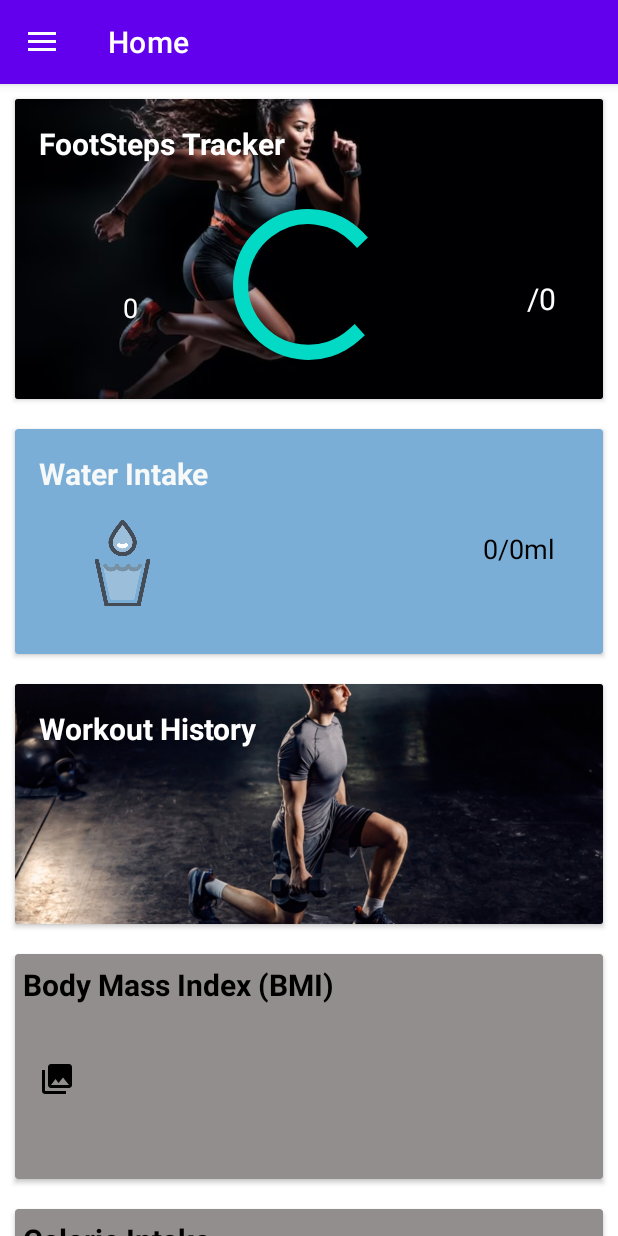
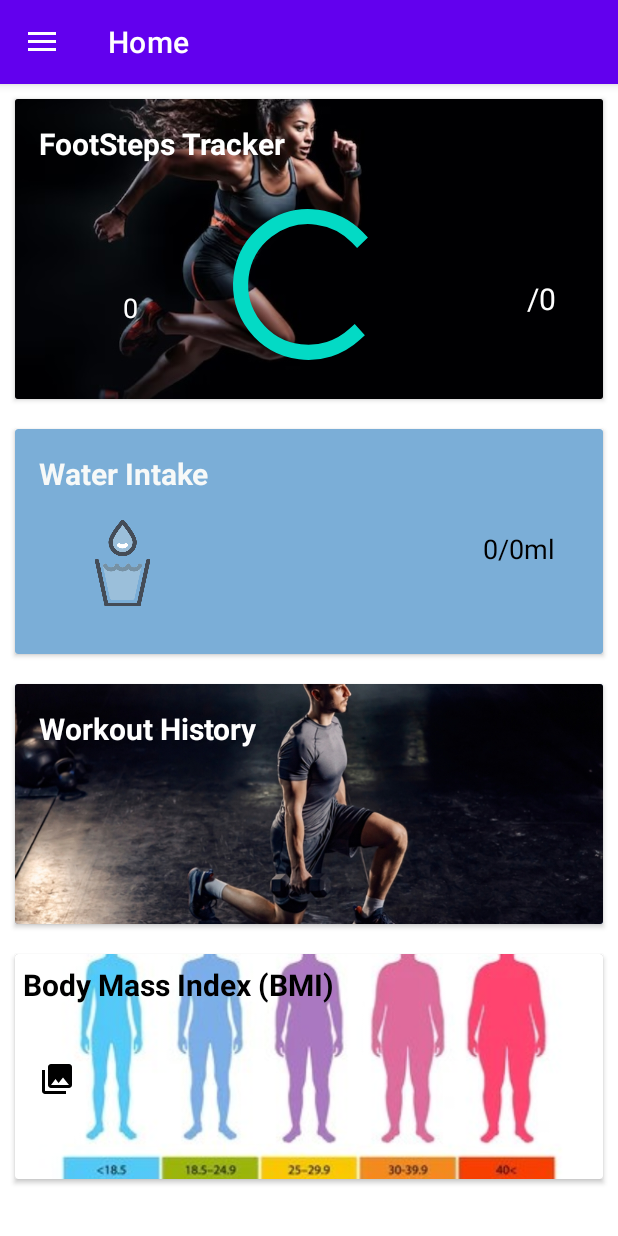
Before and after one commit to AnupaRasaputhra/FitPulse-CapstoneProject, an Android app: the screen it shows after launch (MainActivity), on a phone screen of 412 x 824 dp. Run offline under Robolectric (Android 15) with nearby library versions, the phone set to English and light mode, and no system bars; our stand-ins replace navigation-ui; plain views replace CircularProgressBar; 1 statement that could not run was skipped.

Commit message:
minor changes has been made

```diff
--- a/FitPulse/app/build.gradle.kts
+++ b/FitPulse/app/build.gradle.kts
@@ -48,11 +48,6 @@ dependencies {
     implementation(libs.androidx.lifecycle.viewmodel.ktx)
     implementation(libs.androidx.navigation.fragment.ktx)
     implementation(libs.androidx.navigation.ui.ktx)
-
-    implementation(libs.mediation.test.suite) {
-        exclude(group = "com.google.android.gms", module = "play-services-ads")
-    }
-
     testImplementation(libs.junit)
     androidTestImplementation(libs.androidx.junit)
     androidTestImplementation(libs.androidx.espresso.core)
--- a/FitPulse/app/src/main/java/com/example/fitpulse/ui/home/HomeFragment.kt
+++ b/FitPulse/app/src/main/java/com/example/fitpulse/ui/home/HomeFragment.kt
@@ -1,12 +1,12 @@
 package com.example.fitpulse.ui.home
 
+import android.annotation.SuppressLint
 import android.content.Context
 import android.hardware.Sensor
 import android.hardware.SensorEvent
 import android.hardware.SensorEventListener
 import android.hardware.SensorManager
 import android.os.Bundle
-import android.util.Log
 import android.view.LayoutInflater
 import android.view.View
 import android.view.ViewGroup
@@ -79,6 +79,10 @@ class HomeFragment : Fragment(), SensorEventListener {
             findNavController().navigate(R.id.action_homeFragment_to_logWorkoutFragment)
         }
 
+        binding.bmiData.setOnClickListener {
+            findNavController().navigate(R.id.action_BMIFragment_to_homeFragment)
+        }
+
         val waterIntake = arguments?.getInt("waterIntake", 0)
         updateWaterIntakeTextView(waterIntake ?: 0)
     }
@@ -107,6 +111,7 @@ class HomeFragment : Fragment(), SensorEventListener {
         sensorManager.unregisterListener(this)
     }
 
+    @SuppressLint("SuspiciousIndentation")
     override fun onSensorChanged(event: SensorEvent?) {
         if (running) {
             totalSteps = event!!.values[0]
@@ -119,9 +124,9 @@ class HomeFragment : Fragment(), SensorEventListener {
             }
 
             val stepsGoal = viewModel.selectedStepsGoal.value!!.toInt()
-                if (currentSteps >= stepsGoal) {
-                    (activity as MainActivity).pushNotification()
-                }
+            if (currentSteps >= stepsGoal) {
+                (activity as MainActivity).pushNotification()
+            }
         }
     }
 
--- a/FitPulse/app/src/main/res/layout/fragment_home.xml
+++ b/FitPulse/app/src/main/res/layout/fragment_home.xml
@@ -215,6 +215,13 @@
         android:layout_margin="10dp"
         android:backgroundTint="#938E8E">
 
+        <ImageView
+            android:layout_width="match_parent"
+            android:layout_height="match_parent"
+            android:src="@drawable/bmi"
+            android:scaleType="centerCrop"
+            />
+
         <TextView
             android:layout_width="wrap_content"
             android:layout_height="wrap_content"
@@ -252,50 +259,5 @@
         </LinearLayout>
     </androidx.cardview.widget.CardView>
 
-    <androidx.cardview.widget.CardView
-        android:id="@+id/reportHistory"
-        android:layout_width="match_parent"
-        android:layout_height="150dp"
-        android:layout_margin="10dp"
-        android:backgroundTint="#938E8E">
-
-        <TextView
-            android:layout_width="wrap_content"
-            android:layout_height="wrap_content"
-            android:layout_marginTop="1dp"
-            android:padding="5dp"
-            android:text="Calorie Intake"
-            android:textColor="#000000"
-            android:textSize="20sp"
-            android:textStyle="bold" />
-
-        <LinearLayout
-            android:layout_width="match_parent"
-            android:layout_height="wrap_content"
-            android:layout_marginTop="55dp"
-            android:orientation="horizontal"
-            android:padding="16dp">
-
-            <ImageView
-                android:layout_width="wrap_content"
-                android:layout_height="wrap_content"
-                android:src="@drawable/ic_menu_camera" />
-
-            <View
-                android:layout_width="0dp"
-                android:layout_height="0dp"
-                android:layout_weight="1" />
-
-            <TextView
-                android:id="@+id/calorieResult"
-                android:layout_width="wrap_content"
-                android:layout_height="wrap_content"
-                android:layout_marginTop="8dp"
-                android:textColor="#000000"
-                android:textSize="20sp" />
-        </LinearLayout>
-
-    </androidx.cardview.widget.CardView>
-
 </LinearLayout>
 </ScrollView>
--- a/FitPulse/app/src/main/res/navigation/mobile_navigation.xml
+++ b/FitPulse/app/src/main/res/navigation/mobile_navigation.xml
@@ -26,6 +26,13 @@
                 app:argType="integer"
                 android:defaultValue="0" />
         </action>
+        <action
+            android:id="@+id/action_BMIFragment_to_homeFragment"
+            app:destination="@id/nav_home">
+
+        </action>
+
+
         <action
             android:id="@+id/action_homeFragment_to_logWorkoutFragment"
             app:destination="@id/logWorkoutFragment" />
```
Also changed, not shown: FitPulse/app/src/main/res/layout/fragment_log_workout.xml (+0 -15 lines), FitPulse/app/src/main/res/drawable/bmi.jpg (added).
